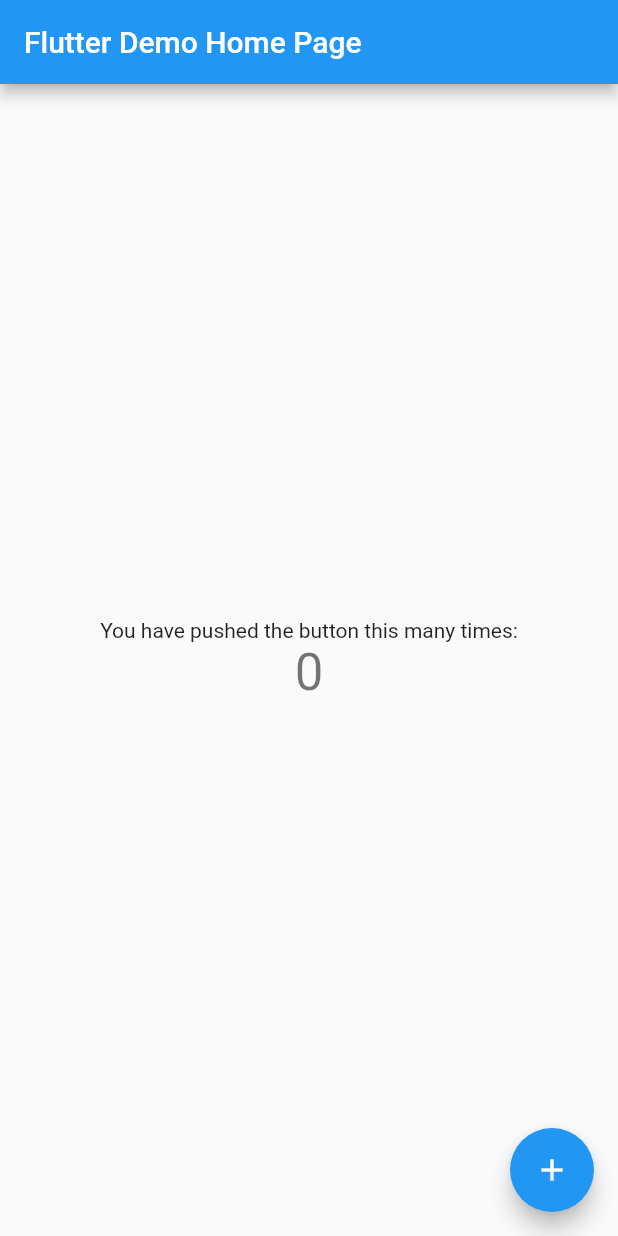
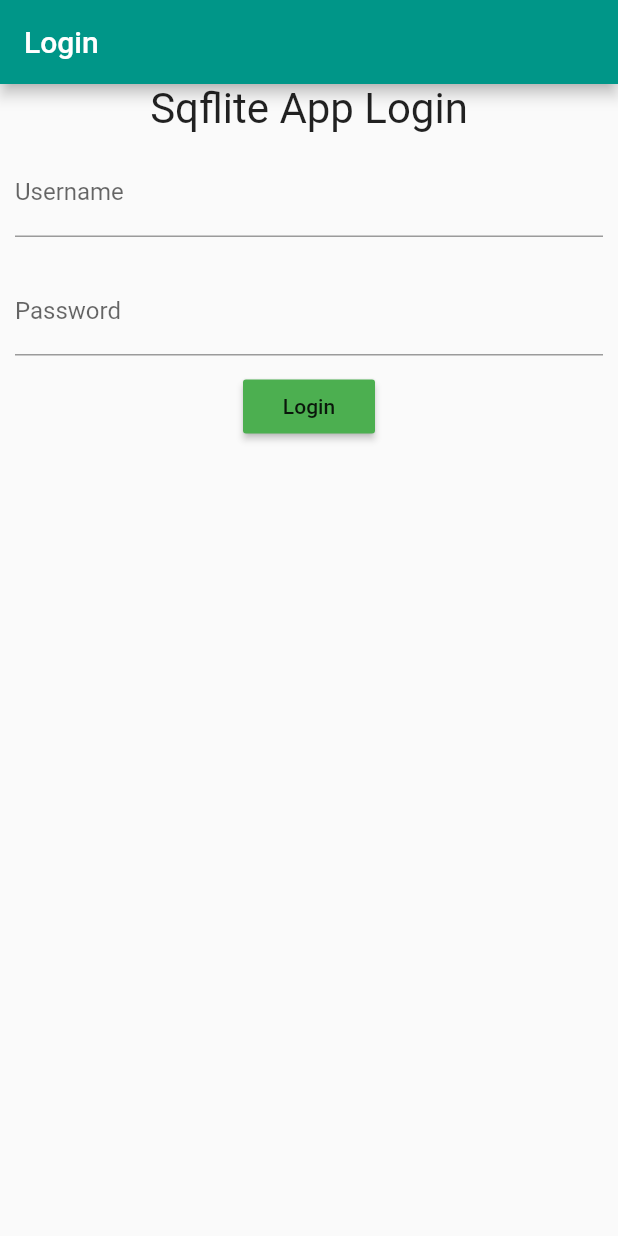
Before and after one commit to levivcruz/Flutter-Sqflite-MVP, a Flutter app: the screen it shows after launch, on a phone screen of 412 x 824 dp. Run offline on Flutter 3.47's test engine with Material 2 defaults, Android fonts, the phone set to English and light mode, and no system bars; our stand-ins replace sqflite; accounts and stored records are empty.

Commit message:
update commit

```diff
--- /dev/null
+++ b/lib/data/rest_data.dart
@@ -0,0 +1,14 @@
+import 'dart:async';
+
+import 'package:flutter_login_sqlite/models/user.dart';
+import 'package:flutter_login_sqlite/utils/network_util.dart';
+
+class RestData {
+  NetworkUtil _netUtil = new NetworkUtil();
+  static final BASE_URL = "";
+  static final LOGIN_URL = BASE_URL + "/";
+
+  Future<User> login(String username, String password) {
+    return new Future.value(new User(username, password));
+  }
+}
--- a/lib/main.dart
+++ b/lib/main.dart
@@ -1,109 +1,24 @@
 import 'package:flutter/material.dart';
+import 'package:flutter_login_sqlite/pages/home_page.dart';
+import 'package:flutter_login_sqlite/pages/login/login_page.dart';
 
 void main() => runApp(new MyApp());
+
+final routes = {
+  '/login': (BuildContext context) => new LoginPage(),
+  '/home': (BuildContext context) => new HomePage(),
+  '/': (BuildContext context) => new LoginPage()
+};
 
 class MyApp extends StatelessWidget {
   // This widget is the root of your application.
   @override
   Widget build(BuildContext context) {
     return new MaterialApp(
-      title: 'Flutter Demo',
-      theme: new ThemeData(
-        // This is the theme of your application.
-        //
-        // Try running your application with "flutter run". You'll see the
-        // application has a blue toolbar. Then, without quitting the app, try
-        // changing the primarySwatch below to Colors.green and then invoke
-        // "hot reload" (press "r" in the console where you ran "flutter run",
-        // or press Run > Flutter Hot Reload in IntelliJ). Notice that the
-        // counter didn't reset back to zero; the application is not restarted.
-        primarySwatch: Colors.blue,
-      ),
-      home: new MyHomePage(title: 'Flutter Demo Home Page'),
+      debugShowCheckedModeBanner: false,
+      title: 'SqfLite App Login',
+      theme: new ThemeData(primarySwatch: Colors.teal),
+      routes: routes,
     );
   }
 }
-
-class MyHomePage extends StatefulWidget {
-  MyHomePage({Key key, this.title}) : super(key: key);
-
-  // This widget is the home page of your application. It is stateful, meaning
-  // that it has a State object (defined below) that contains fields that affect
-  // how it looks.
-
-  // This class is the configuration for the state. It holds the values (in this
-  // case the title) provided by the parent (in this case the App widget) and
-  // used by the build method of the State. Fields in a Widget subclass are
-  // always marked "final".
-
-  final String title;
-
-  @override
-  _MyHomePageState createState() => new _MyHomePageState();
-}
-
-class _MyHomePageState extends State<MyHomePage> {
-  int _counter = 0;
-
-  void _incrementCounter() {
-    setState(() {
-      // This call to setState tells the Flutter framework that something has
-      // changed in this State, which causes it to rerun the build method below
-      // so that the display can reflect the updated values. If we changed
-      // _counter without calling setState(), then the build method would not be
-      // called again, and so nothing would appear to happen.
-      _counter++;
-    });
-  }
-
-  @override
-  Widget build(BuildContext context) {
-    // This method is rerun every time setState is called, for instance as done
-    // by the _incrementCounter method above.
-    //
-    // The Flutter framework has been optimized to make rerunning build methods
-    // fast, so that you can just rebuild anything that needs updating rather
-    // than having to individually change instances of widgets.
-    return new Scaffold(
-      appBar: new AppBar(
-        // Here we take the value from the MyHomePage object that was created by
-        // the App.build method, and use it to set our appbar title.
-        title: new Text(widget.title),
-      ),
-      body: new Center(
-        // Center is a layout widget. It takes a single child and positions it
-        // in the middle of the parent.
-        child: new Column(
-          // Column is also layout widget. It takes a list of children and
-          // arranges them vertically. By default, it sizes itself to fit its
-          // children horizontally, and tries to be as tall as its parent.
-          //
-          // Invoke "debug paint" (press "p" in the console where you ran
-          // "flutter run", or select "Toggle Debug Paint" from the Flutter tool
-          // window in IntelliJ) to see the wireframe for each widget.
-          //
-          // Column has various properties to control how it sizes itself and
-          // how it positions its children. Here we use mainAxisAlignment to
-          // center the children vertically; the main axis here is the vertical
-          // axis because Columns are vertical (the cross axis would be
-          // horizontal).
-          mainAxisAlignment: MainAxisAlignment.center,
-          children: <Widget>[
-            new Text(
-              'You have pushed the button this many times:',
-            ),
-            new Text(
-              '$_counter',
-              style: Theme.of(context).textTheme.display1,
-            ),
-          ],
-        ),
-      ),
-      floatingActionButton: new FloatingActionButton(
-        onPressed: _incrementCounter,
-        tooltip: 'Increment',
-        child: new Icon(Icons.add),
-      ), // This trailing comma makes auto-formatting nicer for build methods.
-    );
-  }
-}
--- /dev/null
+++ b/lib/models/user.dart
@@ -0,0 +1,21 @@
+class User {
+  String _username;
+  String _password;
+
+  User(this._username, this._password);
+
+  User.map(dynamic obj) {
+    this._username = obj['username'];
+    this._password = obj['password'];
+  }
+
+  String get username => _username;
+  String get password => _password;
+
+  Map<String, dynamic> toMap() {
+    var map = new Map<String, dynamic>();
+    map['username'] = _username;
+    map['password'] = _password;
+    return map;
+  }
+}
--- /dev/null
+++ b/lib/pages/login/login_page.dart
@@ -0,0 +1,116 @@
+import 'package:flutter/material.dart';
+import 'package:flutter_login_sqlite/data/database_helper.dart';
+import 'package:flutter_login_sqlite/models/user.dart';
+import 'package:flutter_login_sqlite/pages/login/login_presenter.dart';
+
+class LoginPage extends StatefulWidget {
+  @override
+  _LoginPageState createState() => _LoginPageState();
+}
+
+class _LoginPageState extends State<LoginPage> implements LoginPageContract {
+  BuildContext _ctx;
+  bool _isLoading = false;
+  final formKey = new GlobalKey<FormState>();
+  final scaffoldKey = new GlobalKey<ScaffoldState>();
+
+  String _username, _password;
+
+  LoginPagePresenter _presenter;
+
+  _LoginPageState() {
+    _presenter = new LoginPagePresenter(this);
+  }
+
+  void _submit() {
+    final form = formKey.currentState;
+
+    if (form.validate()) {
+      setState(() {
+        _isLoading = true;
+        form.save();
+        _presenter.doLogin(_username, _password);
+      });
+    }
+  }
+
+  void _showSnackBar(String text) {
+    scaffoldKey.currentState.showSnackBar(new SnackBar(
+      content: new Text(text),
+    ));
+  }
+
+  @override
+  Widget build(BuildContext context) {
+    _ctx = context;
+    var loginBtn = new RaisedButton(
+      onPressed: _submit,
+      child: new Text('Login'),
+      color: Colors.green,
+    );
+    var loginForm = new Column(
+      crossAxisAlignment: CrossAxisAlignment.center,
+      children: <Widget>[
+        new Text(
+          'Sqflite App Login',
+          textScaleFactor: 2.0,
+        ),
+        new Form(
+          key: formKey,
+          child: new Column(
+            children: <Widget>[
+              new Padding(
+                padding: const EdgeInsets.all(10.0),
+                child: new TextFormField(
+                  onSaved: (val) => _username = val,
+                  decoration: new InputDecoration(labelText: 'Username'),
+                ),
+              ),
+              new Padding(
+                padding: const EdgeInsets.all(10.0),
+                child: new TextFormField(
+                  onSaved: (val) => _password = val,
+                  decoration: new InputDecoration(labelText: 'Password'),
+                ),
+              ),
+            ],
+          ),
+        ),
+        loginBtn
+      ],
+    );
+
+    return new Scaffold(
+      appBar: AppBar(
+        title: new Text('Login'),
+      ),
+      key: scaffoldKey,
+      body: new Container(
+        child: new Center(
+          child: loginForm,
+        ),
+      ),
+    );
+  }
+
+  @override
+  void onLoginError(String error) {
+    // TODO: implement onLoginError
+    _showSnackBar(error);
+    setState(() {
+      _isLoading = false;
+    });
+  }
+
+  @override
+  void onLoginSucess(User user) async {
+    // TODO: implement onLoginSucess
+    _showSnackBar(user.toString());
+    setState(() {
+      _isLoading = false;
+    });
+    var db = new DatabaseHelper();
+    await db.saveUser(user);
+    Navigator.of(context).pushNamed('/home');
+  }
+}
--- /dev/null
+++ b/lib/pages/login/login_presenter.dart
@@ -0,0 +1,20 @@
+import 'package:flutter_login_sqlite/data/rest_data.dart';
+import 'package:flutter_login_sqlite/models/user.dart';
+
+abstract class LoginPageContract {
+  void onLoginSucess(User user);
+  void onLoginError(String error);
+}
+
+class LoginPagePresenter {
+  LoginPageContract _view;
+  RestData api = new RestData();
+  LoginPagePresenter(this._view);
+
+  doLogin(String username, String password) {
+    api
+        .login(username, password)
+        .then((user) => _view.onLoginSucess(user))
+        .catchError((onError) => _view.onLoginError(onError));
+  }
+}
--- a/pubspec.yaml
+++ b/pubspec.yaml
@@ -19,6 +19,8 @@ dependencies:
   # The following adds the Cupertino Icons font to your application.
   # Use with the CupertinoIcons class for iOS style icons.
   cupertino_icons: ^0.1.2
+  sqflite: any
+  path_provider: ^0.4.0
 
 dev_dependencies:
   flutter_test:
```
Also changed, not shown: lib/data/database_helper.dart (added, +50 -0 lines), lib/pages/home_page.dart (added, +13 -0 lines), lib/utils/network_util.dart (added, +11 -0 lines), pubspec.lock, 1 other file.
